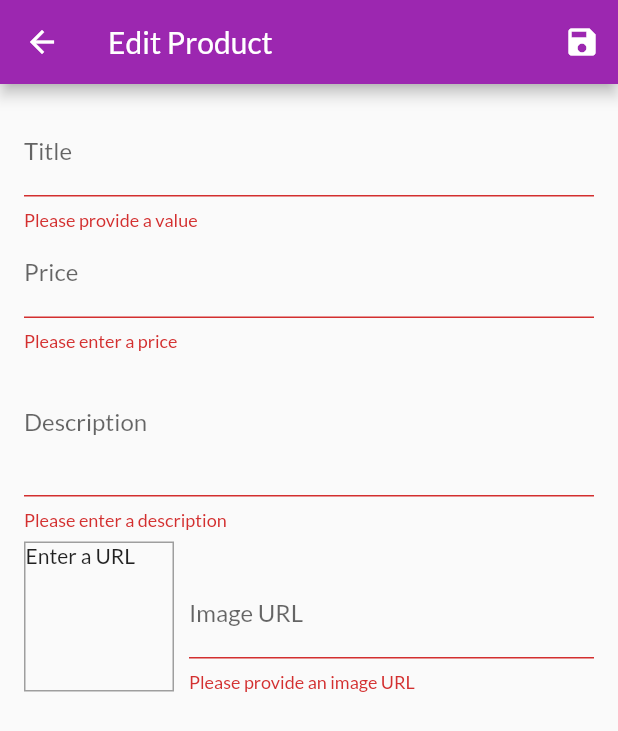
After one commit to Christina-CS-Foothill/my_shop, a Flutter app: the EditProductScreen screen opened by its route, after a tap on the "save" icon, on a phone screen of 412 x 824 dp. The commit adds this screen. Shown: the top 731 px of the screen. Run offline on Flutter 3.47's test engine with Material 2 defaults, Android fonts, the phone set to English and light mode, and no system bars; network calls fail.

Commit message:
added Manage Products page: you can add new items and edit existing items

```diff
--- a/lib/providers/products_provider.dart
+++ b/lib/providers/products_provider.dart
@@ -86,8 +86,33 @@ class Products with ChangeNotifier {
     notifyListeners();
   }*/
 
-  void addProduct() {
+  void addProduct(Product product) {
     //_items.add(value);
+    final newProduct = Product(
+      title: product.title,
+      description: product.description,
+      price: product.price,
+      imageUrl: product.imageUrl,
+      id: DateTime.now()
+          .toString(), //quick and dirty way to make a unique key/id
+    );
+    _items.add(newProduct);
+    //_items.insert(0, newProduct); //to add to start of list
+    notifyListeners();
+  }
+
+  void updateProduct(String id, Product newProduct) {
+    final prodIndex = _items.indexWhere((prod) => prod.id == id);
+    if (prodIndex >= 0) {
+      _items[prodIndex] = newProduct;
+      notifyListeners();
+    } else {
+      print('...');
+    }
+  }
+
+  void deleteProduct(String id) {
+    _items.removeWhere((prod) => prod.id == id);
     notifyListeners();
   }
 }
--- /dev/null
+++ b/lib/screens/edit_product_screen.dart
@@ -0,0 +1,282 @@
+import 'package:flutter/material.dart';
+import 'package:provider/provider.dart';
+
+import '../providers/product.dart';
+import '../providers/products_provider.dart';
+
+class EditProductScreen extends StatefulWidget {
+  static const routeName = '/edit-product';
+  const EditProductScreen({Key key}) : super(key: key);
+
+  @override
+  _EditProductScreenState createState() => _EditProductScreenState();
+}
+
+class _EditProductScreenState extends State<EditProductScreen> {
+  final _priceFocusNode = FocusNode();
+  final _descriptionFocusNode = FocusNode();
+  final _imageUrlFocusNode = FocusNode();
+  final _imageUrlController = TextEditingController();
+  final _form = GlobalKey<FormState>();
+  Product _editedProduct = Product(
+    id: null,
+    title: '',
+    price: 0,
+    description: '',
+    imageUrl: '',
+  );
+
+  //when working with focus nodes you have to dispose them
+  //to void memory leaks
+  @override
+  void dispose() {
+    _priceFocusNode.dispose();
+    _descriptionFocusNode.dispose();
+    _imageUrlFocusNode.removeListener(_updateImageUrl);
+    _imageUrlFocusNode.dispose();
+    _imageUrlController.dispose();
+    super.dispose();
+  }
+
+  void _updateImageUrl() {
+    if (!_imageUrlFocusNode.hasFocus) {
+      if ((!_imageUrlController.text.startsWith('http') &&
+              !_imageUrlController.text.startsWith('https')) ||
+          (!_imageUrlController.text.endsWith('.png') &&
+              !_imageUrlController.text.endsWith('.jpg') &&
+              !_imageUrlController.text.endsWith('.jpeg'))) {
+        return;
+      }
+      setState(() {});
+    }
+  }
+
+  void _saveForm() {
+    final isValid = _form.currentState.validate();
+    if (!isValid) {
+      return;
+    }
+    _form.currentState.save();
+    if (_editedProduct.id != null) {
+      Provider.of<Products>(context, listen: false)
+          .updateProduct(_editedProduct.id, _editedProduct);
+    } else {
+      Provider.of<Products>(context, listen: false).addProduct(_editedProduct);
+    }
+    Navigator.of(context).pop();
+  }
+
+  var _initValues = {
+    'title': '',
+    'description': '',
+    'price': '',
+    'imageUrl': '',
+  };
+
+  var _isInit = true;
+
+  @override
+  void initState() {
+    _imageUrlFocusNode.addListener(_updateImageUrl);
+    super.initState();
+  }
+
+  @override
+  void didChangeDependencies() {
+    if (_isInit) {
+      final productId = ModalRoute.of(context).settings.arguments as String;
+      if (productId != null) {
+        _editedProduct =
+            Provider.of<Products>(context, listen: false).findById(productId);
+        _initValues = {
+          'title': _editedProduct.title,
+          'description': _editedProduct.description,
+          'price': _editedProduct.price.toString(),
+          //'imageUrl': _editedProduct.imageUrl,
+          'imageUrl': ''
+        };
+        _imageUrlController.text = _editedProduct.imageUrl;
+      }
+    }
+    _isInit = false;
+    super.didChangeDependencies();
+  }
+
+  @override
+  Widget build(BuildContext context) {
+    return Scaffold(
+      appBar: AppBar(
+        title: const Text('Edit Product'),
+        actions: <Widget>[
+          IconButton(
+            onPressed: _saveForm,
+            icon: const Icon(Icons.save),
+          )
+        ],
+      ),
+      body: Padding(
+        padding: const EdgeInsets.all(16.0),
+        child: Form(
+          key: _form,
+          child: ListView(
+            children: <Widget>[
+              TextFormField(
+                initialValue: _initValues['title'],
+                decoration: const InputDecoration(
+                  labelText: 'Title',
+                ),
+                textInputAction: TextInputAction.next,
+                onFieldSubmitted: (_) {
+                  FocusScope.of(context).requestFocus(_priceFocusNode);
+                },
+                validator: (value) {
+                  if (value.isEmpty) {
+                    return 'Please provide a value';
+                  } else {
+                    return null;
+                  }
+                },
+                onSaved: (value) {
+                  _editedProduct = Product(
+                    title: value,
+                    price: _editedProduct.price,
+                    description: _editedProduct.description,
+                    imageUrl: _editedProduct.imageUrl,
+                    id: _editedProduct.id,
+                    isFavorite: _editedProduct.isFavorite,
+                  );
+                },
+              ),
+              TextFormField(
+                initialValue: _initValues['price'],
+                decoration: const InputDecoration(labelText: 'Price'),
+                textInputAction: TextInputAction.next,
+                keyboardType: TextInputType.number,
+                focusNode: _priceFocusNode,
+                onFieldSubmitted: (_) {
+                  FocusScope.of(context).requestFocus(_descriptionFocusNode);
+                },
+                validator: (value) {
+                  if (value.isEmpty) {
+                    return 'Please enter a price';
+                  }
+                  if (double.tryParse(value) == null) {
+                    return 'Please enter a valid number';
+                  }
+                  if (double.parse(value) <= 0) {
+                    return 'Please enter a number greater than 0';
+                  }
+                  return null;
+                },
+                onSaved: (value) {
+                  _editedProduct = Product(
+                    title: _editedProduct.title,
+                    price: double.parse(value),
+                    description: _editedProduct.description,
+                    imageUrl: _editedProduct.imageUrl,
+                    id: _editedProduct.id,
+                    isFavorite: _editedProduct.isFavorite,
+                  );
+                },
+              ),
+              TextFormField(
+                initialValue: _initValues['description'],
+                decoration: const InputDecoration(labelText: 'Description'),
+                maxLines: 3,
+                keyboardType: TextInputType.multiline,
+                textInputAction: TextInputAction.next,
+                focusNode: _descriptionFocusNode,
+                validator: (value) {
+                  if (value.isEmpty) {
+                    return 'Please enter a description';
+                  }
+                  if (value.length < 10) {
+                    return 'Description should be at least 10 characters long';
+                  }
+                  return null;
+                },
+                onSaved: (value) {
+                  _editedProduct = Product(
+                    title: _editedProduct.title,
+                    price: _editedProduct.price,
+                    description: value,
+                    imageUrl: _editedProduct.imageUrl,
+                    id: _editedProduct.id,
+                    isFavorite: _editedProduct.isFavorite,
+                  );
+                },
+              ),
+              Row(
+                crossAxisAlignment: CrossAxisAlignment.end,
+                children: <Widget>[
+                  Container(
+                    width: 100,
+                    height: 100,
+                    margin: const EdgeInsets.only(
+                      top: 8,
+                      right: 10,
+                    ),
+                    decoration: BoxDecoration(
+                      border: Border.all(
+                        width: 1,
+                        color: Colors.grey,
+                      ),
+                    ),
+                    child: _imageUrlController.text.isEmpty
+                        ? const Text('Enter a URL')
+                        : FittedBox(
+                            child: Image.network(_imageUrlController.text),
+                            fit: BoxFit.cover,
+                          ),
+                  ),
+                  Expanded(
+                    child: TextFormField(
+                      //initialValue: _initValues['imageUrl'],
+                      decoration: const InputDecoration(labelText: 'Image URL'),
+                      keyboardType: TextInputType.url,
+                      textInputAction: TextInputAction.done,
+                      controller: _imageUrlController,
+                      onEditingComplete: () {
+                        setState(() {});
+                      },
+                      focusNode: _imageUrlFocusNode,
+                      onFieldSubmitted: (_) {
+                        _saveForm();
+                      },
+                      validator: (value) {
+                        if (value.isEmpty) {
+                          return 'Please provide an image URL';
+                        }
+                        if (!value.startsWith('http') &&
+                            !value.startsWith('https')) {
+                          return 'Please enter a valid URL.';
+                        }
+                        if (!value.endsWith('.png') &&
+                            !value.endsWith('.jpg') &&
+                            !value.endsWith('.jpeg')) {
+                          return 'Please enter a valid image URL.';
+                        }
+
+                        return null;
+                      },
+                      onSaved: (value) {
+                        _editedProduct = Product(
+                          title: _editedProduct.title,
+                          price: _editedProduct.price,
+                          description: _editedProduct.description,
+                          imageUrl: value,
+                          id: _editedProduct.id,
+                          isFavorite: _editedProduct.isFavorite,
+                        );
+                      },
+                    ),
+                  ),
+                ],
+              ),
+            ],
+          ),
+        ),
+      ),
+    );
+  }
+}
--- a/lib/widgets/app_drawer.dart
+++ b/lib/widgets/app_drawer.dart
@@ -1,6 +1,7 @@
 import 'package:flutter/material.dart';
 
 import '../screens/orders_screen.dart';
+import '../screens/user_products_screen.dart';
 
 class AppDrawer extends StatelessWidget {
   const AppDrawer({Key key}) : super(key: key);
@@ -30,6 +31,15 @@ class AppDrawer extends StatelessWidget {
             Navigator.of(context).pushReplacementNamed(OrdersScreen.routeName);
           },
         ),
+        const Divider(),
+        ListTile(
+          leading: const Icon(Icons.edit),
+          title: const Text('Manage Products'),
+          onTap: () {
+            Navigator.of(context)
+                .pushReplacementNamed(UserProductsScreen.routeName);
+          },
+        ),
       ],
     ));
   }
```
Also changed, not shown: lib/main.dart (+6 -1 lines), lib/providers/cart.dart (+18 -0 lines), lib/screens/user_products_screen.dart (added, +47 -0 lines), lib/widgets/cart_item.dart (+26 -0 lines), lib/widgets/product_item.dart (+16 -0 lines), lib/widgets/user_product_item.dart (added, +46 -0 lines).
